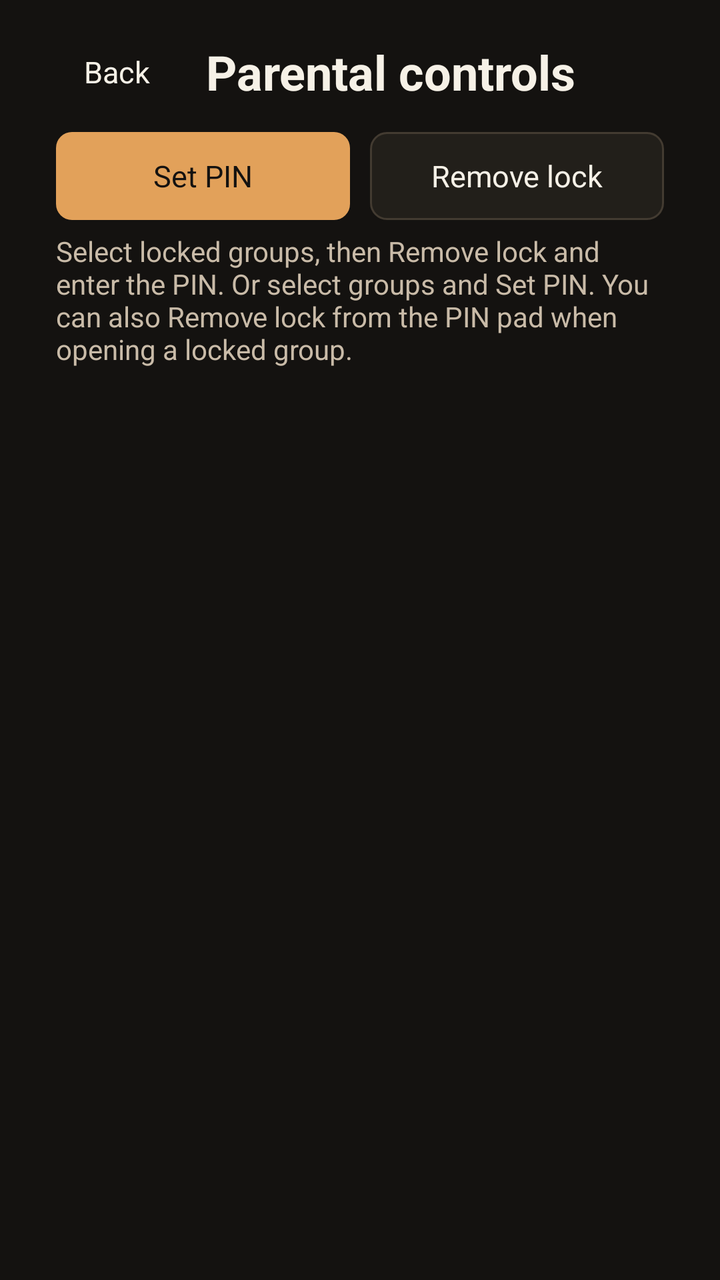
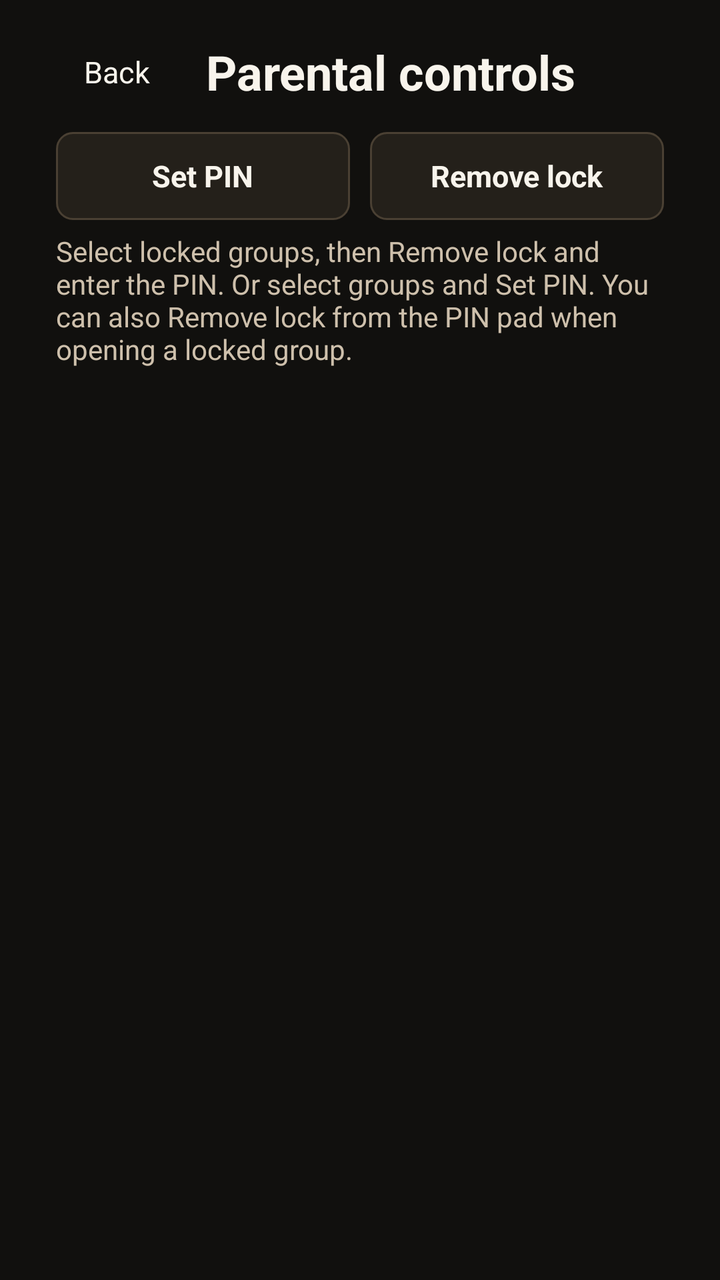

An Android layout rendered at two revisions. The XML below is the earlier revision; the diff shows what the commit changed to produce the second picture.
<!-- AndroidManifest.xml: application theme Theme.OlympusIptv -->
<!-- res/layout/activity_parental.xml -->
<?xml version="1.0" encoding="utf-8"?>
<FrameLayout xmlns:android="http://schemas.android.com/apk/res/android"
    android:layout_width="match_parent"
    android:layout_height="match_parent"
    android:background="@color/bg">

    <LinearLayout
        android:id="@+id/parentalContent"
        android:layout_width="match_parent"
        android:layout_height="match_parent"
        android:orientation="vertical"
        android:paddingHorizontal="28dp"
        android:paddingTop="16dp"
        android:paddingBottom="12dp">

        <LinearLayout
            android:layout_width="match_parent"
            android:layout_height="wrap_content"
            android:gravity="center_vertical"
            android:orientation="horizontal">

            <TextView
                android:id="@+id/btnBack"
                android:layout_width="wrap_content"
                android:layout_height="40dp"
                android:background="@drawable/bg_nav"
                android:clickable="true"
                android:focusable="true"
                android:gravity="center"
                android:nextFocusDown="@id/btnSetPin"
                android:paddingHorizontal="14dp"
                android:text="@string/back"
                android:textColor="@color/text_primary"
                android:textSize="15sp" />

            <TextView
                android:layout_width="0dp"
                android:layout_height="wrap_content"
                android:layout_marginStart="14dp"
                android:layout_weight="1"
                android:text="@string/parental_title"
                android:textColor="@color/text_primary"
                android:textSize="24sp"
                android:textStyle="bold" />
        </LinearLayout>

        <LinearLayout
            android:layout_width="match_parent"
            android:layout_height="wrap_content"
            android:layout_marginTop="10dp"
            android:gravity="center_vertical"
            android:orientation="horizontal">

            <TextView
                android:id="@+id/btnSetPin"
                android:layout_width="0dp"
                android:layout_height="44dp"
                android:layout_weight="1"
                android:background="@drawable/bg_button"
                android:clickable="true"
                android:focusable="true"
                android:gravity="center"
                android:nextFocusUp="@id/btnBack"
                android:nextFocusDown="@id/groupList"
                android:paddingHorizontal="12dp"
                android:text="@string/parental_set_pin"
                android:textColor="@color/bg"
                android:textSize="15sp" />

            <TextView
                android:id="@+id/btnClearPin"
                android:layout_width="0dp"
                android:layout_height="44dp"
                android:layout_marginStart="10dp"
                android:layout_weight="1"
                android:background="@drawable/bg_button_secondary"
                android:clickable="true"
                android:focusable="true"
                android:gravity="center"
                android:nextFocusUp="@id/btnBack"
                android:nextFocusDown="@id/groupList"
                android:paddingHorizontal="12dp"
                android:text="@string/parental_clear_pin"
                android:textColor="@color/text_primary"
                android:textSize="15sp" />
        </LinearLayout>

        <TextView
            android:id="@+id/parentalHint"
            android:layout_width="match_parent"
            android:layout_height="wrap_content"
            android:layout_marginTop="6dp"
            android:text="@string/parental_hint"
            android:textColor="@color/text_secondary"
            android:textSize="14sp" />

        <androidx.recyclerview.widget.RecyclerView
            android:id="@+id/groupList"
            android:layout_width="match_parent"
            android:layout_height="0dp"
            android:layout_marginTop="12dp"
            android:layout_weight="1"
            android:clipToPadding="false"
            android:nextFocusUp="@id/btnBack" />
    </LinearLayout>

    <View
        android:id="@+id/pinScrim"
        android:layout_width="match_parent"
        android:layout_height="match_parent"
        android:background="#CC141210"
        android:clickable="true"
        android:focusable="false"
        android:visibility="gone" />

    <LinearLayout
        android:id="@+id/groupPin"
        android:layout_width="420dp"
        android:layout_height="wrap_content"
        android:layout_gravity="center"
        android:background="@drawable/bg_panel"
        android:clickable="true"
        android:descendantFocusability="afterDescendants"
        android:elevation="18dp"
        android:focusable="true"
        android:orientation="vertical"
        android:paddingHorizontal="24dp"
        android:paddingVertical="20dp"
        android:visibility="gone">

        <TextView
            android:id="@+id/groupPinTitle"
            android:layout_width="match_parent"
            android:layout_height="wrap_content"
            android:focusable="false"
            android:gravity="center"
            android:text="@string/group_pin_set"
            android:textColor="@color/text_primary"
            android:textSize="22sp"
            android:textStyle="bold" />

        <TextView
            android:id="@+id/groupPinDigits"
            android:layout_width="match_parent"
            android:layout_height="64dp"
            android:layout_marginTop="14dp"
            android:background="@color/bg_elevated"
            android:focusable="false"
            android:gravity="center"
            android:letterSpacing="0.35"
            android:text="––––"
            android:textColor="@color/text_primary"
            android:textSize="34sp" />

        <GridLayout
            android:id="@+id/pinPad"
            android:layout_width="match_parent"
            android:layout_height="wrap_content"
            android:layout_marginTop="14dp"
            android:alignmentMode="alignMargins"
            android:columnCount="3"
            android:descendantFocusability="afterDescendants"
            android:rowCount="4"
            android:useDefaultMargins="true">

            <TextView android:id="@+id/pin1" style="@style/OlympusIptvPinKey" android:text="1" />
            <TextView android:id="@+id/pin2" style="@style/OlympusIptvPinKey" android:text="2" />
            <TextView android:id="@+id/pin3" style="@style/OlympusIptvPinKey" android:text="3" />
            <TextView android:id="@+id/pin4" style="@style/OlympusIptvPinKey" android:text="4" />
            <TextView android:id="@+id/pin5" style="@style/OlympusIptvPinKey" android:text="5" />
            <TextView android:id="@+id/pin6" style="@style/OlympusIptvPinKey" android:text="6" />
            <TextView android:id="@+id/pin7" style="@style/OlympusIptvPinKey" android:text="7" />
            <TextView android:id="@+id/pin8" style="@style/OlympusIptvPinKey" android:text="8" />
            <TextView android:id="@+id/pin9" style="@style/OlympusIptvPinKey" android:text="9" />
            <TextView android:id="@+id/pinClearDigit" style="@style/OlympusIptvPinKey" android:text="⌫" />
            <TextView android:id="@+id/pin0" style="@style/OlympusIptvPinKey" android:text="0" />
            <TextView android:id="@+id/pinCancel" style="@style/OlympusIptvPinKey" android:text="@string/group_pin_cancel" />
        </GridLayout>
    </LinearLayout>
</FrameLayout>
<!-- resources referenced by this layout -->
<resources>
  <color name="bg">#141210</color>
  <color name="bg_elevated">#221F1A</color>
  <color name="text_primary">#F6F1E7</color>
  <color name="text_secondary">#C9BBA8</color>
  <!-- drawable bg_nav (drawable) -->
  <?xml version="1.0" encoding="utf-8"?>
  <selector xmlns:android="http://schemas.android.com/apk/res/android">
      <item android:state_focused="true">
          <shape>
              <solid android:color="@color/text_primary" />
              <corners android:radius="12dp" />
          </shape>
      </item>
      <item android:state_selected="true">
          <shape>
              <solid android:color="@color/bg_elevated" />
              <corners android:radius="12dp" />
          </shape>
      </item>
      <item>
          <shape>
              <solid android:color="@android:color/transparent" />
              <corners android:radius="12dp" />
          </shape>
      </item>
  </selector>
  <!-- drawable bg_panel (drawable) -->
  <?xml version="1.0" encoding="utf-8"?>
  <shape xmlns:android="http://schemas.android.com/apk/res/android">
      <solid android:color="@color/bg_panel" />
      <corners android:radius="10dp" />
      <stroke
          android:width="1dp"
          android:color="@color/stroke" />
  </shape>
  <string name="back">Back</string>
  <string name="group_pin_cancel">Cancel</string>
  <string name="group_pin_set">Lock this group</string>
  <string name="parental_clear_pin">Remove lock</string>
  <string name="parental_hint">Select locked groups, then Remove lock and enter the PIN. Or select groups and Set PIN. You can also Remove lock from the PIN pad when opening a locked group.</string>
  <string name="parental_set_pin">Set PIN</string>
  <string name="parental_title">Parental controls</string>
  <color name="focus">#F0C48A</color>
  <color name="accent_dim">#B07A38</color>
  <color name="accent">#E2A15A</color>
  <color name="stroke">#433B31</color>
  <color name="bg_panel">#2C271F</color>
  <!-- drawable bg_focusable (drawable) -->
  <?xml version="1.0" encoding="utf-8"?>
  <selector xmlns:android="http://schemas.android.com/apk/res/android">
      <item android:state_focused="true">
          <shape>
              <solid android:color="@color/bg_elevated" />
              <corners android:radius="10dp" />
              <stroke
                  android:width="2dp"
                  android:color="@color/focus" />
          </shape>
      </item>
      <item android:state_selected="true">
          <shape>
              <solid android:color="@color/accent_dim" />
              <corners android:radius="10dp" />
              <stroke
                  android:width="1dp"
                  android:color="@color/accent" />
          </shape>
      </item>
      <item>
          <shape>
              <solid android:color="@color/bg_panel" />
              <corners android:radius="10dp" />
              <stroke
                  android:width="1dp"
                  android:color="@color/stroke" />
          </shape>
      </item>
  </selector>
  <!-- unchanged entries left out for length: 4 -->
</resources>

<!-- the commit's change to res/layout/activity_parental.xml (unified diff, before → after) -->
@@ -1,8 +1,11 @@
 <?xml version="1.0" encoding="utf-8"?>
 <FrameLayout xmlns:android="http://schemas.android.com/apk/res/android"
+    android:id="@+id/parentalRoot"
     android:layout_width="match_parent"
     android:layout_height="match_parent"
-    android:background="@color/bg">
+    android:background="@color/bg"
+    android:clickable="true"
+    android:focusable="false">
 
     <LinearLayout
         android:id="@+id/parentalContent"
@@ -27,7 +30,10 @@
                 android:clickable="true"
                 android:focusable="true"
                 android:gravity="center"
+                android:nextFocusUp="@id/btnBack"
                 android:nextFocusDown="@id/btnSetPin"
+                android:nextFocusLeft="@id/btnClearPin"
+                android:nextFocusRight="@id/btnBack"
                 android:paddingHorizontal="14dp"
                 android:text="@string/back"
                 android:textColor="@color/text_primary"
@@ -56,16 +62,21 @@
                 android:layout_width="0dp"
                 android:layout_height="44dp"
                 android:layout_weight="1"
-                android:background="@drawable/bg_button"
+                android:background="@drawable/bg_button_secondary"
                 android:clickable="true"
                 android:focusable="true"
                 android:gravity="center"
-                android:nextFocusUp="@id/btnBack"
+                android:nextFocusUp="@id/btnSetPin"
+                android:nextFocusLeft="@id/btnSetPin"
+                android:nextFocusRight="@id/btnClearPin"
                 android:nextFocusDown="@id/groupList"
                 android:paddingHorizontal="12dp"
                 android:text="@string/parental_set_pin"
-                android:textColor="@color/bg"
-                android:textSize="15sp" />
+                android:textColor="@color/text_primary"
+                android:textStyle="bold"
+                android:textSize="15sp">
+                <requestFocus />
+            </TextView>
 
             <TextView
                 android:id="@+id/btnClearPin"
@@ -77,11 +88,14 @@
                 android:clickable="true"
                 android:focusable="true"
                 android:gravity="center"
-                android:nextFocusUp="@id/btnBack"
+                android:nextFocusUp="@id/btnClearPin"
+                android:nextFocusLeft="@id/btnSetPin"
+                android:nextFocusRight="@id/btnBack"
                 android:nextFocusDown="@id/groupList"
                 android:paddingHorizontal="12dp"
                 android:text="@string/parental_clear_pin"
                 android:textColor="@color/text_primary"
+                android:textStyle="bold"
                 android:textSize="15sp" />
         </LinearLayout>
 
@@ -101,7 +115,10 @@
             android:layout_marginTop="12dp"
             android:layout_weight="1"
             android:clipToPadding="false"
-            android:nextFocusUp="@id/btnBack" />
+            android:nextFocusUp="@id/btnSetPin"
+            android:nextFocusDown="@id/groupList"
+            android:nextFocusLeft="@id/groupList"
+            android:nextFocusRight="@id/groupList" />
     </LinearLayout>
 
     <View
@@ -122,7 +139,7 @@
         android:clickable="true"
         android:descendantFocusability="afterDescendants"
         android:elevation="18dp"
-        android:focusable="true"
+        android:focusable="false"
         android:orientation="vertical"
         android:paddingHorizontal="24dp"
         android:paddingVertical="20dp"
@@ -176,5 +193,19 @@
             <TextView android:id="@+id/pin0" style="@style/OlympusIptvPinKey" android:text="0" />
             <TextView android:id="@+id/pinCancel" style="@style/OlympusIptvPinKey" android:text="@string/group_pin_cancel" />
         </GridLayout>
+
+        <TextView
+            android:id="@+id/pinOk"
+            android:layout_width="match_parent"
+            android:layout_height="44dp"
+            android:layout_marginTop="12dp"
+            android:background="@drawable/bg_button"
+            android:clickable="true"
+            android:focusable="true"
+            android:gravity="center"
+            android:text="@string/group_pin_wrong_ok"
+            android:textColor="@color/bg"
+            android:textSize="16sp"
+            android:textStyle="bold" />
     </LinearLayout>
 </FrameLayout>
<!-- resource entries referenced after the edit -->
@@ -1,22 +1,27 @@
 <!-- resources referenced by this layout -->
 <resources>
-  <color name="bg">#141210</color>
-  <color name="bg_elevated">#221F1A</color>
-  <color name="text_primary">#F6F1E7</color>
-  <color name="text_secondary">#C9BBA8</color>
+  <color name="bg">#11100E</color>
+  <color name="bg_elevated">#24201A</color>
+  <color name="text_primary">#F8F4EC</color>
+  <color name="text_secondary">#CEC0AC</color>
   <!-- drawable bg_nav (drawable) -->
   <?xml version="1.0" encoding="utf-8"?>
   <selector xmlns:android="http://schemas.android.com/apk/res/android">
       <item android:state_focused="true">
           <shape>
-              <solid android:color="@color/text_primary" />
+              <gradient
+                  android:angle="90"
+                  android:startColor="#F5CA8E"
+                  android:endColor="#E6A65C"
+                  android:type="linear" />
               <corners android:radius="12dp" />
           </shape>
       </item>
       <item android:state_selected="true">
           <shape>
-              <solid android:color="@color/bg_elevated" />
+              <solid android:color="#2C261D" />
               <corners android:radius="12dp" />
+              <stroke android:width="1dp" android:color="#5A4B38" />
           </shape>
       </item>
       <item>
@@ -38,22 +43,27 @@
   <string name="back">Back</string>
   <string name="group_pin_cancel">Cancel</string>
   <string name="group_pin_set">Lock this group</string>
+  <string name="group_pin_wrong_ok">OK</string>
   <string name="parental_clear_pin">Remove lock</string>
   <string name="parental_hint">Select locked groups, then Remove lock and enter the PIN. Or select groups and Set PIN. You can also Remove lock from the PIN pad when opening a locked group.</string>
   <string name="parental_set_pin">Set PIN</string>
   <string name="parental_title">Parental controls</string>
-  <color name="focus">#F0C48A</color>
-  <color name="accent_dim">#B07A38</color>
-  <color name="accent">#E2A15A</color>
-  <color name="stroke">#433B31</color>
-  <color name="bg_panel">#2C271F</color>
+  <color name="focus">#F5CA8E</color>
+  <color name="accent_dim">#B57C38</color>
+  <color name="accent">#E6A65C</color>
+  <color name="stroke">#4A4033</color>
+  <color name="bg_panel">#2E281F</color>
   <!-- drawable bg_focusable (drawable) -->
   <?xml version="1.0" encoding="utf-8"?>
   <selector xmlns:android="http://schemas.android.com/apk/res/android">
       <item android:state_focused="true">
           <shape>
-              <solid android:color="@color/bg_elevated" />
-              <corners android:radius="10dp" />
+              <gradient
+                  android:angle="135"
+                  android:startColor="#3A2F20"
+                  android:endColor="#241E16"
+                  android:type="linear" />
+              <corners android:radius="14dp" />
               <stroke
                   android:width="2dp"
                   android:color="@color/focus" />
@@ -61,17 +71,25 @@
       </item>
       <item android:state_selected="true">
           <shape>
-              <solid android:color="@color/accent_dim" />
-              <corners android:radius="10dp" />
+              <gradient
+                  android:angle="135"
+                  android:startColor="#8F622C"
+                  android:endColor="#6D4A20"
+                  android:type="linear" />
+              <corners android:radius="14dp" />
               <stroke
-                  android:width="1dp"
+                  android:width="1.5dp"
                   android:color="@color/accent" />
           </shape>
       </item>
       <item>
           <shape>
-              <solid android:color="@color/bg_panel" />
-              <corners android:radius="10dp" />
+              <gradient
+                  android:angle="270"
+                  android:startColor="#2F2920"
+                  android:endColor="#242019"
+                  android:type="linear" />
+              <corners android:radius="14dp" />
               <stroke
                   android:width="1dp"
                   android:color="@color/stroke" />
